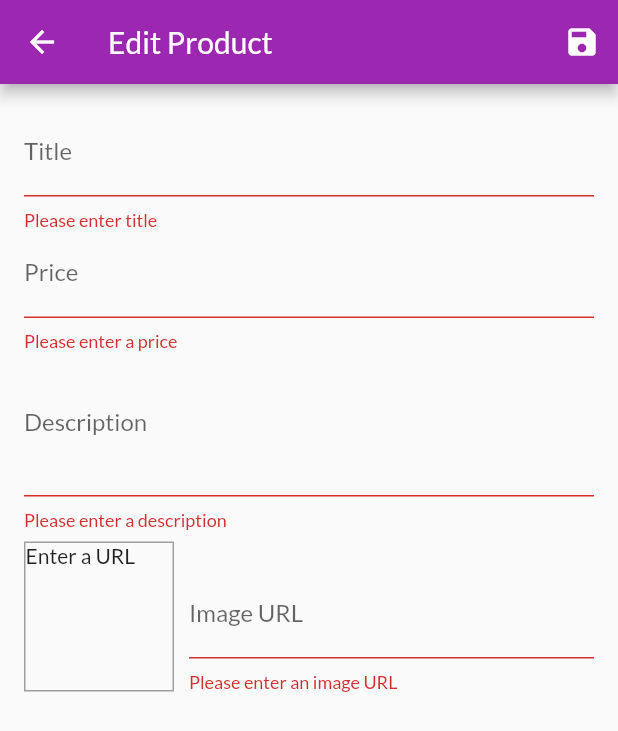
After one commit to vinod2305/Shopping-App, a Flutter app: the EditProductScreen screen opened by its route, after a tap on the "save" icon, on a phone screen of 412 x 824 dp. The commit adds this screen. Shown: the top 731 px of the screen. Run offline on Flutter 3.47's test engine with Material 2 defaults, Android fonts, the phone set to English and light mode, and no system bars; network calls fail.

Commit message:
User input and forms

```diff
--- a/lib/main.dart
+++ b/lib/main.dart
@@ -1,4 +1,6 @@
 import 'package:flutter/material.dart';
+import './screens/edit_product_screen.dart';
+import './screens/user_products_screen.dart';
 import './screens/orders_screen.dart';
 import './providers/orders.dart';
 import './screens/cart_screen.dart';
@@ -38,7 +40,9 @@ class MyApp extends StatelessWidget {
             routes: {
               ProductDetailScreen.routeName: (context) => ProductDetailScreen(),
               CartScreen.routeName: (context) => CartScreen(),
-              OrdersScreen.routeName: (context) => OrdersScreen()
+              OrdersScreen.routeName: (context) => OrdersScreen(),
+              UserProductsScreen.routName: (context) => UserProductsScreen(),
+              EditProductScreen.routeName: (context) => EditProductScreen(),
             }));
   }
 }
--- a/lib/providers/products.dart
+++ b/lib/providers/products.dart
@@ -10,7 +10,7 @@ class Products with ChangeNotifier {
       description: 'A red shirt - it is pretty red!',
       price: 29.99,
       imageUrl:
-      'https://cdn.pixabay.com/photo/2016/10/02/22/17/red-t-shirt-1710578_1280.jpg',
+          'https://cdn.pixabay.com/photo/2016/10/02/22/17/red-t-shirt-1710578_1280.jpg',
     ),
     Product(
       id: 'p2',
@@ -18,7 +18,7 @@ class Products with ChangeNotifier {
       description: 'A nice pair of trousers.',
       price: 59.99,
       imageUrl:
-      'https://upload.wikimedia.org/wikipedia/commons/thumb/e/e8/Trousers%2C_dress_%28AM_1960.022-8%29.jpg/512px-Trousers%2C_dress_%28AM_1960.022-8%29.jpg',
+          'https://upload.wikimedia.org/wikipedia/commons/thumb/e/e8/Trousers%2C_dress_%28AM_1960.022-8%29.jpg/512px-Trousers%2C_dress_%28AM_1960.022-8%29.jpg',
     ),
     Product(
       id: 'p3',
@@ -26,7 +26,7 @@ class Products with ChangeNotifier {
       description: 'Warm and cozy - exactly what you need for the winter.',
       price: 19.99,
       imageUrl:
-      'https://live.staticflickr.com/4043/4438260868_cc79b3369d_z.jpg',
+          'https://live.staticflickr.com/4043/4438260868_cc79b3369d_z.jpg',
     ),
     Product(
       id: 'p4',
@@ -34,7 +34,7 @@ class Products with ChangeNotifier {
       description: 'Prepare any meal you want.',
       price: 49.99,
       imageUrl:
-      'https://upload.wikimedia.org/wikipedia/commons/thumb/1/14/Cast-Iron-Pan.jpg/1024px-Cast-Iron-Pan.jpg',
+          'https://upload.wikimedia.org/wikipedia/commons/thumb/1/14/Cast-Iron-Pan.jpg/1024px-Cast-Iron-Pan.jpg',
     ),
   ];
 
@@ -47,7 +47,7 @@ class Products with ChangeNotifier {
     return [..._items];
   }
 
-  List<Product> get favoriteItems{
+  List<Product> get favoriteItems {
     return _items.where((element) => element.isFavorite).toList();
   }
 
@@ -65,8 +65,27 @@ class Products with ChangeNotifier {
     return _items.firstWhere((prod) => prod.id == id);
   }
 
-  void addProduct() {
-    // _items.add(value);
+  void addProduct(Product product) {
+    final newProduct = Product(
+        title: product.title,
+        imageUrl: product.imageUrl,
+        description: product.description,
+        price: product.price,
+        id: DateTime.now().toString());
+    _items.add(newProduct);
+    notifyListeners();
+  }
+
+  void updateProduct(String id, Product newProduct) {
+    final prodIndex = _items.indexWhere((element) => element.id == id);
+    if (prodIndex >= 0) {
+      _items[prodIndex] = newProduct;
+      notifyListeners();
+    }
+  }
+
+  void deleteProduct(String id) {
+    _items.removeWhere((element) => element.id == id);
     notifyListeners();
   }
 }
--- /dev/null
+++ b/lib/screens/edit_product_screen.dart
@@ -0,0 +1,254 @@
+import 'package:flutter/material.dart';
+import '../providers/products.dart';
+import 'package:provider/provider.dart';
+import '../providers/product.dart';
+
+class EditProductScreen extends StatefulWidget {
+  static const routeName = '/edit-product';
+
+  @override
+  _EditProductScreenState createState() => _EditProductScreenState();
+}
+
+class _EditProductScreenState extends State<EditProductScreen> {
+  final _priceFocusNode = FocusNode();
+  final _descriptionFocusNode = FocusNode();
+  final _imageUrlController = TextEditingController();
+  final _imageUrlFocusNode = FocusNode();
+  final _form = GlobalKey<FormState>();
+  var _editedProduct =
+      Product(id: null, title: '', price: 0, description: '', imageUrl: '');
+
+  var _isInit = true;
+  var _initValues = {
+    'title': '',
+    'description': '',
+    'price': '',
+    'imageUrl': ''
+  };
+
+  @override
+  void initState() {
+    // TODO: implement initState
+    super.initState();
+    _imageUrlFocusNode.addListener(_updateImageUrl);
+  }
+
+  @override
+  void didChangeDependencies() {
+    // TODO: implement didChangeDependencies
+    if (_isInit) {
+      final productId = ModalRoute.of(context).settings.arguments as String;
+      if (productId != null) {
+        _editedProduct =
+            Provider.of<Products>(context, listen: false).findById(productId);
+        _initValues = {
+          'title': _editedProduct.title,
+          'description': _editedProduct.description,
+          'price': _editedProduct.price.toString(),
+          'imageUrl': '',
+        };
+        _imageUrlController.text = _editedProduct.imageUrl;
+      }
+    }
+    _isInit = false;
+    super.didChangeDependencies();
+  }
+
+  void _updateImageUrl() {
+    if (!_imageUrlFocusNode.hasFocus) {
+      if ((_imageUrlController.text.isEmpty) ||
+          (!_imageUrlController.text.startsWith('http') &&
+              !_imageUrlController.text.startsWith('https')) ||
+          (!_imageUrlController.text.endsWith('.png') &&
+              !_imageUrlController.text.endsWith('.jpg') &&
+              !_imageUrlController.text.endsWith('.jpeg'))) return;
+    }
+    setState(() {});
+  }
+
+  void _saveForm() {
+    final isValid = _form.currentState.validate();
+    if (!isValid) {
+      return;
+    }
+    _form.currentState.save();
+    if(_editedProduct.id != null){
+      Provider.of<Products>(context, listen: false).updateProduct(_editedProduct.id,_editedProduct);
+    }else{
+      Provider.of<Products>(context, listen: false).addProduct(_editedProduct);
+    }
+
+    Navigator.of(context).pop();
+  }
+
+  @override
+  void dispose() {
+    _imageUrlFocusNode.removeListener(_updateImageUrl);
+    _priceFocusNode.dispose();
+    _descriptionFocusNode.dispose();
+    _imageUrlController.dispose();
+    _imageUrlFocusNode.dispose();
+    super.dispose();
+  }
+
+  @override
+  Widget build(BuildContext context) {
+    return Scaffold(
+      appBar: AppBar(
+        title: Text('Edit Product'),
+        actions: [
+          IconButton(
+            icon: Icon(Icons.save),
+            onPressed: () {
+              _saveForm();
+            },
+          )
+        ],
+      ),
+      body: Padding(
+        padding: const EdgeInsets.all(16.0),
+        child: Form(
+          key: _form,
+          child: ListView(
+            children: [
+              TextFormField(
+                initialValue: _initValues['title'],
+                decoration: InputDecoration(
+                  labelText: 'Title',
+                ),
+                textInputAction: TextInputAction.next,
+                onFieldSubmitted: (value) =>
+                    FocusScope.of(context).requestFocus(_priceFocusNode),
+                onSaved: (newValue) => _editedProduct = Product(
+                    title: newValue,
+                    price: _editedProduct.price,
+                    description: _editedProduct.description,
+                    imageUrl: _editedProduct.imageUrl,
+                    id: _editedProduct.id,
+                isFavorite: _editedProduct.isFavorite),
+                validator: (value) {
+                  if (value.isEmpty) {
+                    return 'Please enter title';
+                  }
+                  return null;
+                },
+              ),
+              TextFormField(
+                initialValue: _initValues['price'],
+                decoration: InputDecoration(
+                  labelText: 'Price',
+                ),
+                textInputAction: TextInputAction.next,
+                keyboardType: TextInputType.number,
+                focusNode: _priceFocusNode,
+                onFieldSubmitted: (value) =>
+                    FocusScope.of(context).requestFocus(_descriptionFocusNode),
+                onSaved: (newValue) => _editedProduct = Product(
+                    title: _editedProduct.title,
+                    price: double.parse(newValue),
+                    description: _editedProduct.description,
+                    imageUrl: _editedProduct.imageUrl,
+                    id: _editedProduct.id,
+                    isFavorite: _editedProduct.isFavorite),
+                validator: (value) {
+                  if (value.isEmpty) {
+                    return 'Please enter a price';
+                  }
+                  if (double.tryParse(value) == null) {
+                    return 'Please enter a valid number';
+                  }
+                  if (double.parse(value) <= 0) {
+                    return 'Please enter a number greater than zero';
+                  }
+                  return null;
+                },
+              ),
+              TextFormField(
+                initialValue: _initValues['description'],
+                decoration: InputDecoration(
+                  labelText: 'Description',
+                ),
+                maxLines: 3,
+                keyboardType: TextInputType.multiline,
+                focusNode: _descriptionFocusNode,
+                onSaved: (newValue) => _editedProduct = Product(
+                    title: _editedProduct.title,
+                    price: _editedProduct.price,
+                    description: newValue,
+                    imageUrl: _editedProduct.imageUrl,
+                    id: _editedProduct.id,
+                    isFavorite: _editedProduct.isFavorite),
+                validator: (value) {
+                  if (value.isEmpty) {
+                    return 'Please enter a description';
+                  }
+                  if (value.length < 10) {
+                    return 'Should be at least 10 characters long';
+                  }
+                  return null;
+                },
+              ),
+              Row(
+                crossAxisAlignment: CrossAxisAlignment.end,
+                children: [
+                  Container(
+                    width: 100,
+                    height: 100,
+                    margin: EdgeInsets.only(top: 8, right: 10),
+                    decoration: BoxDecoration(
+                      border: Border.all(
+                        width: 1,
+                        color: Colors.grey,
+                      ),
+                    ),
+                    child: _imageUrlController.text.isEmpty
+                        ? Text('Enter a URL')
+                        : FittedBox(
+                            child: Image.network(
+                              _imageUrlController.text,
+                              fit: BoxFit.cover,
+                            ),
+                          ),
+                  ),
+                  Expanded(
+                    child: TextFormField(
+                      decoration: InputDecoration(labelText: 'Image URL'),
+                      keyboardType: TextInputType.url,
+                      textInputAction: TextInputAction.done,
+                      controller: _imageUrlController,
+                      focusNode: _imageUrlFocusNode,
+                      onFieldSubmitted: (value) => _saveForm(),
+                      onSaved: (newValue) => _editedProduct = Product(
+                          title: _editedProduct.title,
+                          price: _editedProduct.price,
+                          description: _editedProduct.description,
+                          imageUrl: newValue,
+                          id: _editedProduct.id,
+                          isFavorite: _editedProduct.isFavorite),
+                      validator: (value) {
+                        if (value.isEmpty) {
+                          return 'Please enter an image URL';
+                        }
+                        if (!value.startsWith('http') &&
+                            !value.startsWith('https')) {
+                          return 'Please enter a valid URL';
+                        }
+                        if (!value.endsWith('.png') &&
+                            !value.endsWith('.jpg') &&
+                            !value.endsWith('.jpeg')) {
+                          return 'Please enter valid URL';
+                        }
+                        return null;
+                      },
+                    ),
+                  ),
+                ],
+              )
+            ],
+          ),
+        ),
+      ),
+    );
+  }
+}
--- a/lib/widgets/app_drawer.dart
+++ b/lib/widgets/app_drawer.dart
@@ -1,4 +1,5 @@
 import 'package:flutter/material.dart';
+import '../screens/user_products_screen.dart';
 import '../screens/orders_screen.dart';
 
 class AppDrawer extends StatelessWidget {
@@ -8,7 +9,7 @@ class AppDrawer extends StatelessWidget {
       child: Column(
         children: [
           AppBar(
-            title: Text('hello'),
+            title: Text('Shop App'),
             automaticallyImplyLeading: false,
           ),
           Divider(),
@@ -25,7 +26,15 @@ class AppDrawer extends StatelessWidget {
             onTap: () {
               Navigator.of(context).pushReplacementNamed(OrdersScreen.routeName);
             },
-            title: Text('Shop'),
+            title: Text('Orders'),
+          ),
+          Divider(),
+          ListTile(
+            leading: Icon(Icons.edit),
+            onTap: () {
+              Navigator.of(context).pushReplacementNamed(UserProductsScreen.routName);
+            },
+            title: Text('Manage Products'),
           )
         ],
       ),
```
Also changed, not shown: lib/providers/cart.dart (+23 -5 lines), lib/screens/user_products_screen.dart (added, +44 -0 lines), lib/widgets/cart_item.dart (+15 -1 lines), lib/widgets/product_item.dart (+11 -2 lines), lib/widgets/user_product_item.dart (added, +44 -0 lines).
